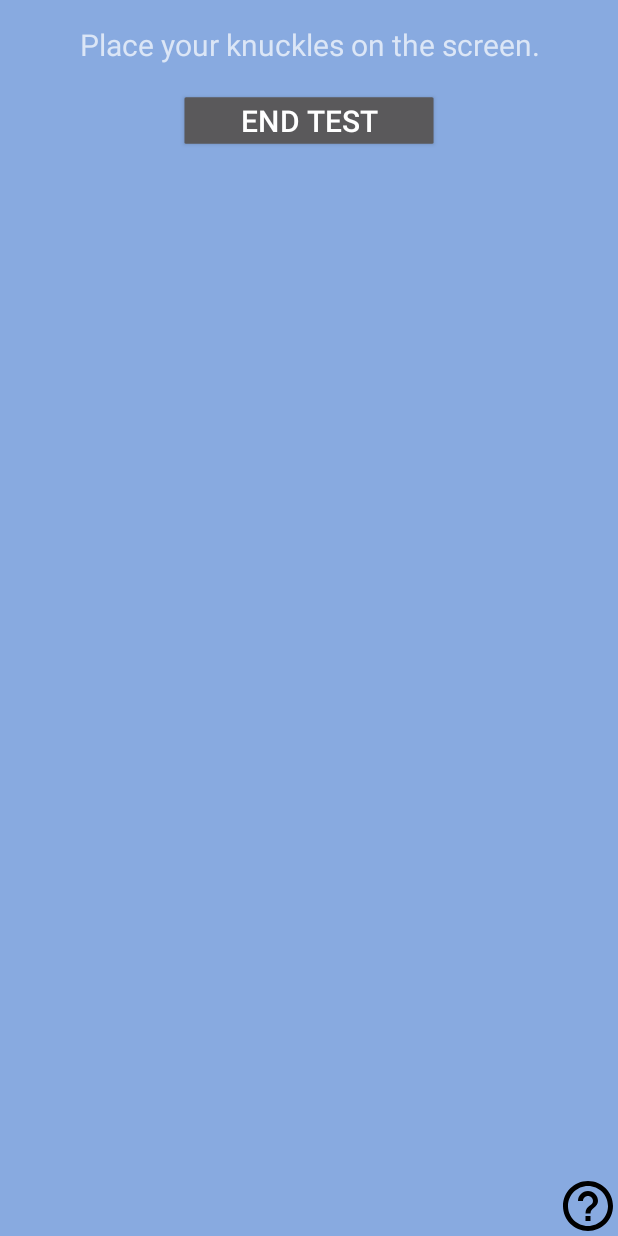
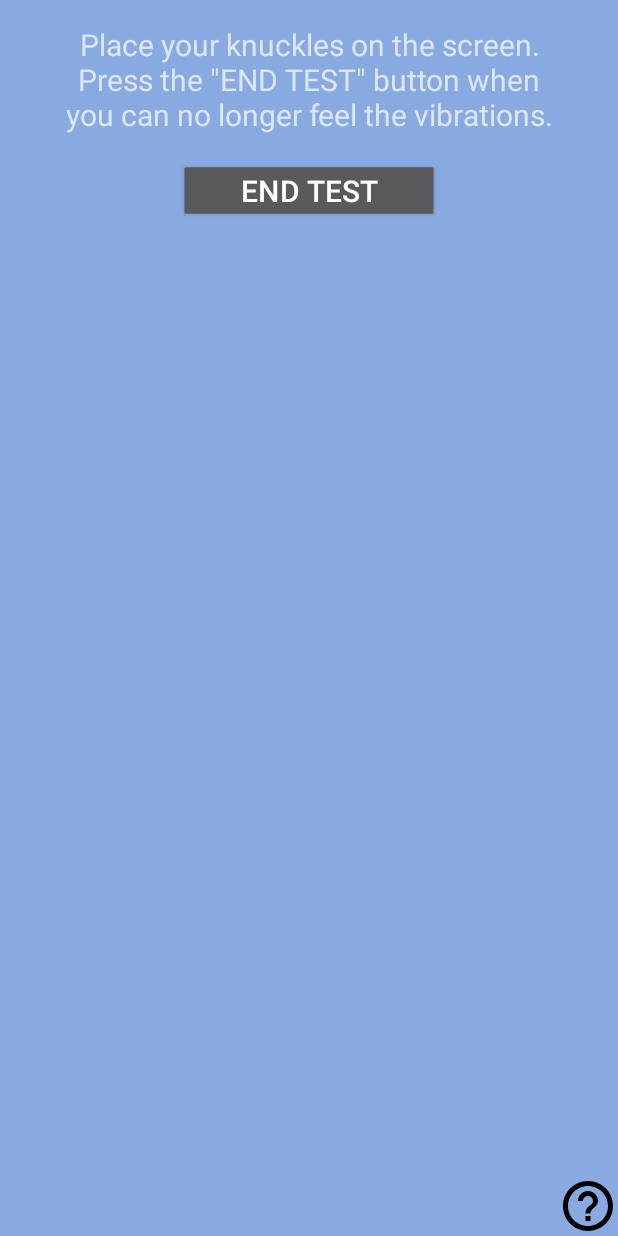
Before and after one commit to ptar104/CMSC436_MS_Detector_Team_Koutras, an Android app: the VibrationActivity screen opened directly, with no data from a screen before it, after a tap on "START TEST", on a phone screen of 412 x 824 dp. Run offline under Robolectric (Android 15) with nearby library versions, the phone set to English and light mode, and no system bars; libraries missing offline, so code that uses them is left out: com.google.api.client, com.google.api.services; 1 statement that could not run was skipped.

Commit message:
One small UI change...
Forgot about this. Just more verbose instructions.

```diff
--- a/app/src/main/java/com/capstone/petros/cmsc436msdetector/VibrationActivity.java
+++ b/app/src/main/java/com/capstone/petros/cmsc436msdetector/VibrationActivity.java
@@ -155,7 +155,7 @@ public class VibrationActivity extends Activity implements Sheets.Host {
         bottomText.setVisibility(View.GONE);
         endBtn.setVisibility(View.VISIBLE);
 
-        topText.setText("Place your knuckles on the screen.");
+        topText.setText("Place your knuckles on the screen. Press the \"END TEST\" button when you can no longer feel the vibrations.");
 
         delay5.start();
     }
```
